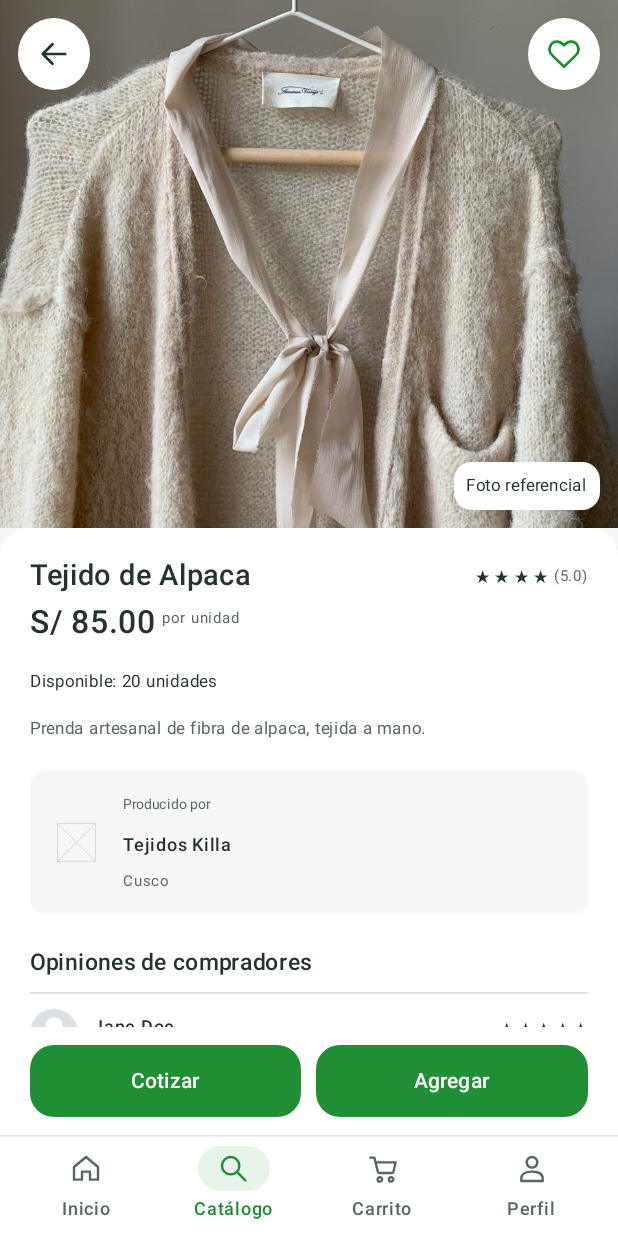
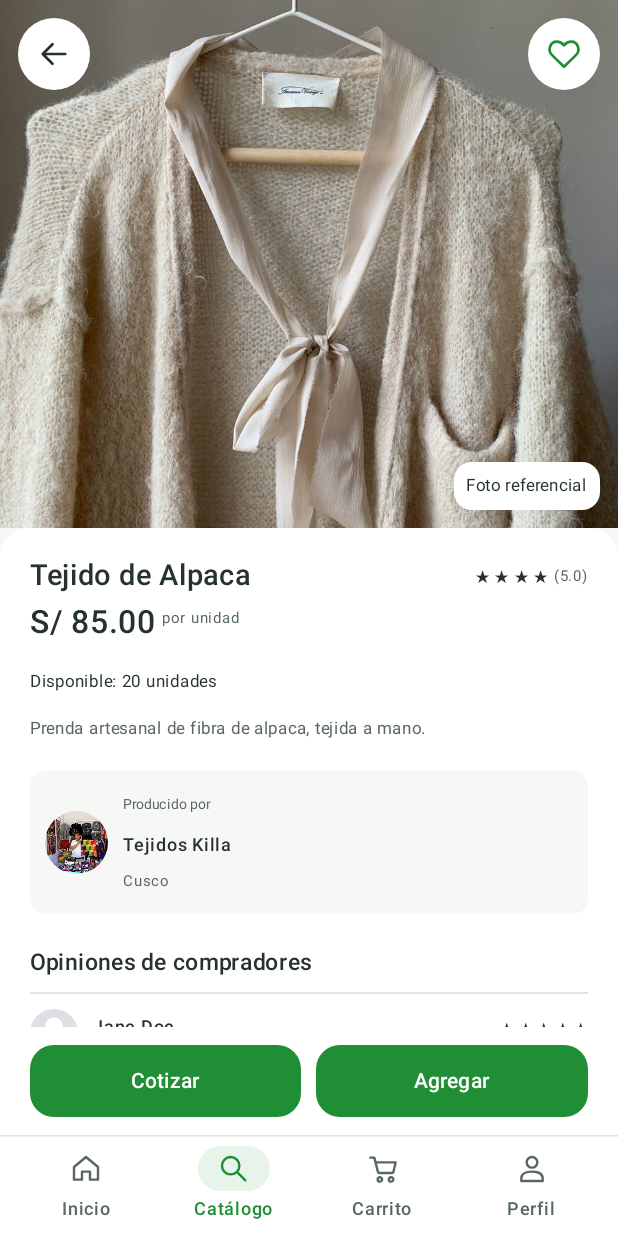
Before and after one commit to SunmyT/tinkuy, an Android app built with Jetpack Compose: the composable DetailScreen shown on its own in the app's theme, on a phone screen of 412 x 824 dp. Run offline under Robolectric (Android 15) with nearby library versions, the phone set to English and light mode, and no system bars.

Commit message:
Add producer images to detail and profile screens

```diff
--- /dev/null
+++ b/app/src/main/java/com/proyecto/myapplicationtinkuy/ProducerImages.kt
@@ -0,0 +1,5 @@
+package com.proyecto.myapplicationtinkuy
+
+internal object ProducerImages {
+    val defaultImage: Int = R.drawable.productor_perfil
+}
--- a/app/src/main/java/com/proyecto/myapplicationtinkuy/ui/screens/DetailScreen.kt
+++ b/app/src/main/java/com/proyecto/myapplicationtinkuy/ui/screens/DetailScreen.kt
@@ -1,6 +1,7 @@
 
 package com.proyecto.myapplicationtinkuy.ui.screens
 
+import androidx.compose.foundation.Image
 import androidx.compose.foundation.background
 import androidx.compose.foundation.clickable
 import androidx.compose.foundation.layout.*
@@ -16,19 +17,21 @@ import androidx.compose.ui.Alignment
 import androidx.compose.ui.Modifier
 import androidx.compose.ui.draw.clip
 import androidx.compose.ui.graphics.Color
+import androidx.compose.ui.layout.ContentScale
+import androidx.compose.ui.res.painterResource
 import androidx.compose.ui.semantics.contentDescription
 import androidx.compose.ui.semantics.semantics
 import androidx.compose.ui.text.font.FontWeight
 import androidx.compose.ui.unit.dp
 import androidx.compose.ui.unit.sp
 import com.proyecto.myapplicationtinkuy.AppIcon
+import com.proyecto.myapplicationtinkuy.ProducerImages
 import com.proyecto.myapplicationtinkuy.ui.components.BlackButton
 import com.proyecto.myapplicationtinkuy.Product
 import com.proyecto.myapplicationtinkuy.Screen
 import com.proyecto.myapplicationtinkuy.TinkuyIcon
 import com.proyecto.myapplicationtinkuy.ui.components.Avatar
 import com.proyecto.myapplicationtinkuy.ui.components.Page
-import com.proyecto.myapplicationtinkuy.ui.components.Placeholder
 import com.proyecto.myapplicationtinkuy.ui.components.Thumb
 import com.proyecto.myapplicationtinkuy.ui.theme.AppBackground
 import com.proyecto.myapplicationtinkuy.ui.theme.Ink
@@ -47,7 +50,6 @@ internal fun DetailScreen(
     Box(
         modifier = Modifier.fillMaxSize()
     ) {
-
         // Contenido desplazable
         Column(
             modifier = Modifier
@@ -55,7 +57,6 @@ internal fun DetailScreen(
                 .verticalScroll(rememberScrollState())
                 .padding(bottom = 82.dp)
         ) {
-
             // Imagen del producto
             Box(
                 modifier = Modifier
@@ -132,7 +133,6 @@ internal fun DetailScreen(
                         vertical = 20.dp
                     )
             ) {
-
                 // Nombre y valoración
                 Row(
                     verticalAlignment = Alignment.CenterVertically
@@ -210,9 +210,15 @@ internal fun DetailScreen(
                         .padding(10.dp),
                     verticalAlignment = Alignment.CenterVertically
                 ) {
-                    Placeholder(
-                        modifier = Modifier.size(42.dp),
-                        pale = true
+                    Image(
+                        painter = painterResource(
+                            id = ProducerImages.defaultImage
+                        ),
+                        contentDescription = "Foto del productor ${product.producer}",
+                        modifier = Modifier
+                            .size(42.dp)
+                            .clip(CircleShape),
+                        contentScale = ContentScale.Crop
                     )
 
                     Column(
```
Also changed, not shown: app/src/main/java/com/proyecto/myapplicationtinkuy/MainActivity.kt (+3 -27 lines), app/src/main/java/com/proyecto/myapplicationtinkuy/ui/components/Tabs.kt (added, +52 -0 lines), app/src/main/java/com/proyecto/myapplicationtinkuy/ui/screens/ProducerScreen.kt (added, +115 -0 lines), app/src/main/res/drawable-nodpi/productor_perfil.jpg (added).
